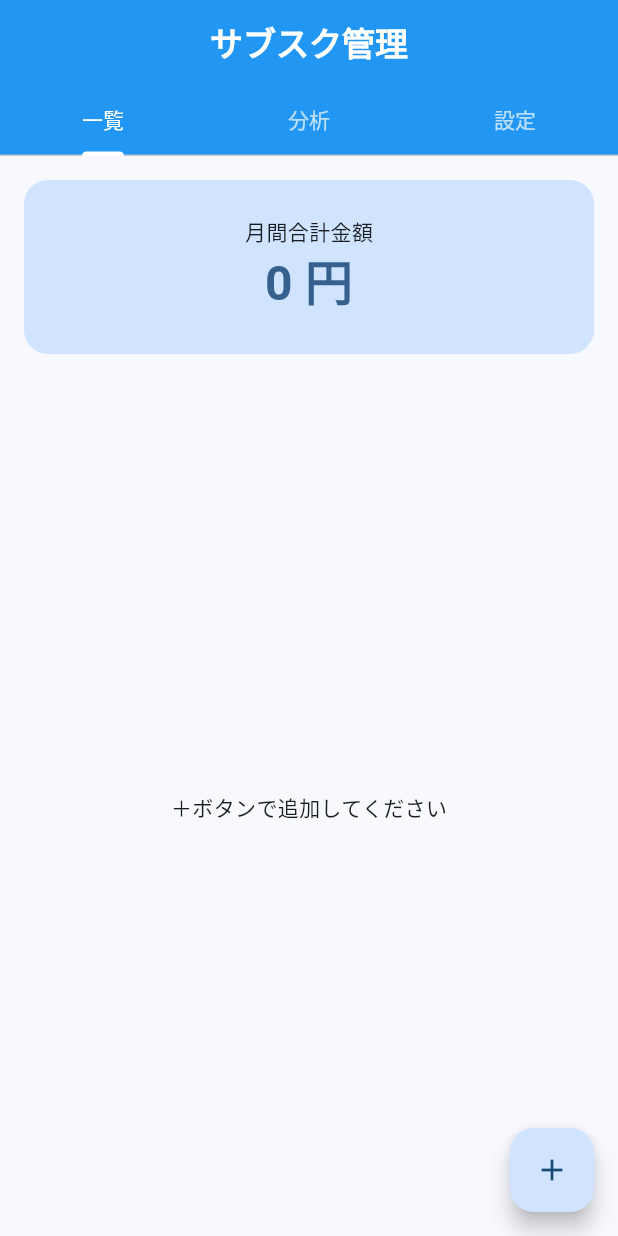
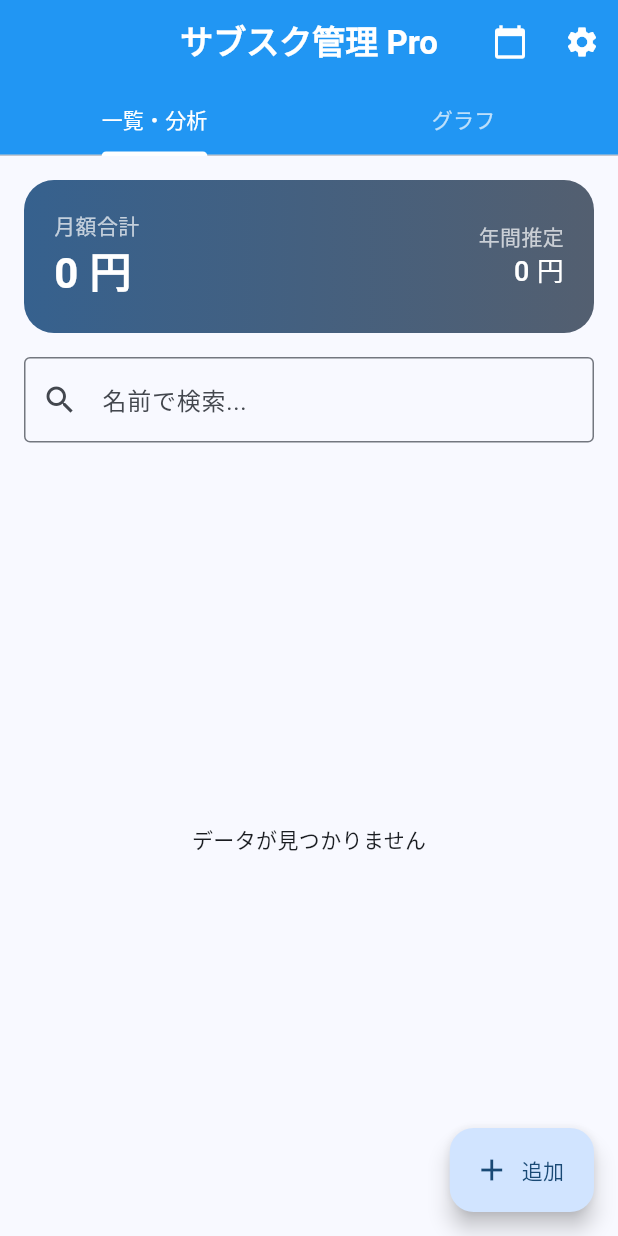
Before and after one commit to duck6522-hue/flutter_application_1, a Flutter app: the screen it shows after launch, on a phone screen of 412 x 824 dp. Run offline on Flutter 3.47's test engine with Material 3 defaults, Android fonts, the phone set to English and light mode, and no system bars; our stand-ins replace fl_chart, shared_preferences.

Commit message:
Pro version update with 21 colors

```diff
--- a/lib/home_screen.dart
+++ b/lib/home_screen.dart
@@ -14,19 +14,16 @@ class HomeScreen extends StatefulWidget {
 
 class _HomeScreenState extends State<HomeScreen> {
   List<Map<String, dynamic>> _subs = [];
+  String _searchQuery = '';
+  String _sortBy = 'date'; // 'date' or 'price'
   final _formatter = NumberFormat('#,###');
 
-  // ★修正ポイント1：カラーバリエーションを倍増（パステル含む）
   final List<Color> themeColors = [
-    Colors.blue, Colors.red, Colors.green, Colors.orange, Colors.purple, Colors.pink, Colors.teal, // 既存のビビッドカラー
-    // ここから新しいパステル系カラー
-    const Color(0xFF90CAF9), // パステルブルー
-    const Color(0xFFA5D6A7), // ミントグリーン
-    const Color(0xFFF48FB1), // パステルピンク
-    const Color(0xFFCE93D8), // ラベンダー
-    const Color(0xFFFFCC80), // パステルオレンジ
-    const Color(0xFFFFF59D), // クリームイエロー
-    const Color(0xFF80DEEA), // ベビーシアン
+    Colors.blue, Colors.red, Colors.green, Colors.orange, Colors.purple, Colors.pink, Colors.teal,
+    const Color(0xFF90CAF9), const Color(0xFFA5D6A7), const Color(0xFFF48FB1),
+    const Color(0xFFCE93D8), const Color(0xFFFFCC80), const Color(0xFFFFF59D), const Color(0xFF80DEEA),
+    const Color(0xFF000080), const Color(0xFF000000), const Color(0xFF1A237E),
+    const Color(0xFF0D47A1), const Color(0xFF004D40), const Color(0xFF37474F), const Color(0xFF212121),
   ];
 
   @override
@@ -35,6 +32,7 @@ class _HomeScreenState extends State<HomeScreen> {
     _loadData();
   }
 
+  // 残り日数の計算
   int _calculateDaysUntil(int payDay) {
     final now = DateTime.now();
     final today = DateTime(now.year, now.month, now.day);
@@ -43,15 +41,34 @@ class _HomeScreenState extends State<HomeScreen> {
     return nextPayDate.difference(today).inDays;
   }
 
+  // ジャンルに応じたアイコンを返す
+  IconData _getIcon(String genre) {
+    if (genre.contains('動画') || genre.contains('映画')) return Icons.movie;
+    if (genre.contains('音楽')) return Icons.music_note;
+    if (genre.contains('ゲーム')) return Icons.videogame_asset;
+    if (genre.contains('仕事') || genre.contains('ツール')) return Icons.build;
+    return Icons.subscriptions;
+  }
+
   Future<void> _loadData() async {
     final prefs = await SharedPreferences.getInstance();
     final String? subsJson = prefs.getString('subscription_list');
     if (subsJson != null) {
       setState(() {
         _subs = List<Map<String, dynamic>>.from(json.decode(subsJson));
-        _subs.sort((a, b) => _calculateDaysUntil(a['day'] ?? 1).compareTo(_calculateDaysUntil(b['day'] ?? 1)));
+        _sortList();
       });
     }
+  }
+
+  void _sortList() {
+    setState(() {
+      if (_sortBy == 'date') {
+        _subs.sort((a, b) => _calculateDaysUntil(a['day'] ?? 1).compareTo(_calculateDaysUntil(b['day'] ?? 1)));
+      } else {
+        _subs.sort((a, b) => (b['price'] as int).compareTo(a['price'] as int));
+      }
+    });
   }
 
   Future<void> _saveData() async {
@@ -64,100 +81,119 @@ class _HomeScreenState extends State<HomeScreen> {
   @override
   Widget build(BuildContext context) {
     bool isDark = Theme.of(context).brightness == Brightness.dark;
+    // 検索フィルタリング
+    final filteredSubs = _subs.where((sub) => sub['name'].toLowerCase().contains(_searchQuery.toLowerCase())).toList();
+
     return DefaultTabController(
-      length: 3,
+      length: 2,
       child: Scaffold(
         appBar: AppBar(
-          title: const Text('サブスク管理', style: TextStyle(fontWeight: FontWeight.bold)),
-          bottom: const TabBar(tabs: [Tab(text: '一覧'), Tab(text: '分析'), Tab(text: '設定')]),
+          title: const Text('サブスク管理 Pro', style: TextStyle(fontWeight: FontWeight.bold)),
+          actions: [
+            IconButton(
+              icon: Icon(_sortBy == 'date' ? Icons.calendar_today : Icons.currency_yen),
+              onPressed: () {
+                _sortBy = (_sortBy == 'date') ? 'price' : 'date';
+                _sortList();
+              },
+              tooltip: '並び替え切り替え',
+            ),
+            IconButton(icon: const Icon(Icons.settings), onPressed: () => _showSettings(isDark)),
+          ],
+          bottom: const TabBar(tabs: [Tab(text: '一覧・分析'), Tab(text: 'グラフ')]),
         ),
         body: TabBarView(
-          children: [_buildListView(), _buildGraphView(), _buildSettingsView(isDark)],
+          children: [
+            Column(
+              children: [
+                _buildSummaryHeader(),
+                Padding(
+                  padding: const EdgeInsets.symmetric(horizontal: 16),
+                  child: TextField(
+                    decoration: const InputDecoration(hintText: '名前で検索...', prefixIcon: Icon(Icons.search), border: OutlineInputBorder()),
+                    onChanged: (value) => setState(() => _searchQuery = value),
                   ),
-        floatingActionButton: FloatingActionButton(
+                ),
+                Expanded(child: _buildListView(filteredSubs)),
+              ],
+            ),
+            _buildGraphView(),
+          ],
+        ),
+        floatingActionButton: FloatingActionButton.extended(
           onPressed: () => _openAddScreen(),
-          child: const Icon(Icons.add),
+          label: const Text('追加'),
+          icon: const Icon(Icons.add),
         ),
       ),
     );
   }
 
-  Widget _buildListView() {
-    return Column(
+  Widget _buildSummaryHeader() {
+    return Container(
+      padding: const EdgeInsets.all(20),
+      margin: const EdgeInsets.all(16),
+      decoration: BoxDecoration(
+        gradient: LinearGradient(colors: [Theme.of(context).colorScheme.primary, Theme.of(context).colorScheme.secondary]),
+        borderRadius: BorderRadius.circular(20),
+      ),
+      child: Row(
+        mainAxisAlignment: MainAxisAlignment.spaceBetween,
         children: [
-        _buildTotalCard(),
-        Expanded(
-          child: _subs.isEmpty
-            ? const Center(child: Text('＋ボタンで追加してください'))
-            : ListView.builder(
-                itemCount: _subs.length,
+          Column(crossAxisAlignment: CrossAxisAlignment.start, children: [
+            const Text('月額合計', style: TextStyle(color: Colors.white70)),
+            Text('${_formatter.format(_totalPrice)} 円', style: const TextStyle(fontSize: 28, color: Colors.white, fontWeight: FontWeight.bold)),
+          ]),
+          Column(crossAxisAlignment: CrossAxisAlignment.end, children: [
+            const Text('年間推定', style: TextStyle(color: Colors.white70)),
+            Text('${_formatter.format(_totalPrice * 12)} 円', style: const TextStyle(fontSize: 18, color: Colors.white, fontWeight: FontWeight.w500)),
+          ]),
+        ],
+      ),
+    );
+  }
+
+  Widget _buildListView(List<Map<String, dynamic>> displayList) {
+    if (displayList.isEmpty) return const Center(child: Text('データが見つかりません'));
+    return ListView.builder(
+      itemCount: displayList.length,
       itemBuilder: (context, index) {
-                  final item = _subs[index];
+        final item = displayList[index];
         int diff = _calculateDaysUntil(item['day'] ?? 1);
         return Card(
-                    margin: const EdgeInsets.symmetric(horizontal: 16, vertical: 8),
+          margin: const EdgeInsets.symmetric(horizontal: 16, vertical: 6),
           child: ListTile(
-                      leading: CircleAvatar(child: Text(item['genre'].substring(0, 1))),
+            leading: Icon(_getIcon(item['genre']), color: Theme.of(context).colorScheme.primary),
             title: Text(item['name'], style: const TextStyle(fontWeight: FontWeight.bold)),
-                      // ★修正ポイント2：価格を下に移動し、右側にゴミ箱ボタンを設置
-                      subtitle: Text('毎月 ${item['day']}日（あと $diff日）\n${_formatter.format(item['price'])}円'),
-                      isThreeLine: true,
-                      trailing: IconButton(
-                        icon: const Icon(Icons.delete_outline),
-                        onPressed: () => _deleteSub(index), // ボタンを押したら削除確認へ
+            subtitle: Text('毎月 ${item['day']}日（あと $diff日）'),
+            trailing: Row(
+              mainAxisSize: MainAxisSize.min,
+              children: [
+                Text('${_formatter.format(item['price'])}円', style: const TextStyle(fontSize: 16, fontWeight: FontWeight.bold)),
+                const SizedBox(width: 8),
+                IconButton(icon: const Icon(Icons.delete_outline, color: Colors.redAccent), onPressed: () => _deleteSub(_subs.indexOf(item))),
+              ],
             ),
-                      onTap: () => _openAddScreen(index: index), // タップで編集
+            onTap: () => _openAddScreen(index: _subs.indexOf(item)),
           ),
         );
       },
-              ),
-        ),
-      ],
     );
   }
 
-  // 削除確認ダイアログ（前回の修正済みバージョン）
   void _deleteSub(int index) {
     showDialog(
       context: context,
       builder: (context) => AlertDialog(
         title: const Text('削除の確認'),
-        content: Text('「${_subs[index]['name']}」を削除してもよろしいですか？'),
+        content: Text('「${_subs[index]['name']}」を削除しますか？'),
         actions: [
-          TextButton(
-            onPressed: () => Navigator.pop(context),
-            child: const Text('キャンセル'),
-          ),
-          TextButton(
-            onPressed: () async {
-              setState(() {
-                _subs.removeAt(index);
-              });
+          TextButton(onPressed: () => Navigator.pop(context), child: const Text('キャンセル')),
+          TextButton(onPressed: () async {
+            setState(() => _subs.removeAt(index));
             await _saveData();
-              if (!mounted) return;
             Navigator.pop(context);
-            },
-            child: const Text('削除', style: TextStyle(color: Colors.red)),
-          ),
-        ],
-      ),
-    );
-  }
-
-  Widget _buildTotalCard() {
-    return Container(
-      width: double.infinity,
-      padding: const EdgeInsets.all(24),
-      margin: const EdgeInsets.all(16),
-      decoration: BoxDecoration(
-        color: Theme.of(context).colorScheme.primaryContainer,
-        borderRadius: BorderRadius.circular(16),
-      ),
-      child: Column(
-        children: [
-          const Text('月間合計金額'),
-          Text('${_formatter.format(_totalPrice)} 円',
-            style: TextStyle(fontSize: 32, fontWeight: FontWeight.bold, color: Theme.of(context).colorScheme.primary)),
+          }, child: const Text('削除', style: TextStyle(color: Colors.red))),
         ],
       ),
     );
@@ -165,64 +201,67 @@ class _HomeScreenState extends State<HomeScreen> {
 
   Widget _buildGraphView() {
     Map<String, int> totals = {};
-    for (var item in _subs) {
-      totals[item['genre']] = (totals[item['genre']] ?? 0) + (item['price'] as int);
-    }
+    for (var item in _subs) totals[item['genre']] = (totals[item['genre']] ?? 0) + (item['price'] as int);
     if (totals.isEmpty) return const Center(child: Text('データがありません'));
-    return Column(
-      children: [
-        const SizedBox(height: 30),
-        SizedBox(height: 250, child: PieChart(PieChartData(
+    return PieChart(PieChartData(
+      centerSpaceRadius: 50,
       sections: totals.entries.map((e) => PieChartSectionData(
-            // ★修正ポイント3：色数が増えたので、たくさんの色を使えるように調整
         color: themeColors[totals.keys.toList().indexOf(e.key) % themeColors.length],
         value: e.value.toDouble(),
         title: '${e.key}\n${e.value}円',
-            radius: 70,
-            titleStyle: const TextStyle(fontSize: 11, color: Colors.white, fontWeight: FontWeight.bold),
+        radius: 80,
+        titleStyle: const TextStyle(fontSize: 12, color: Colors.white, fontWeight: FontWeight.bold),
       )).toList(),
-        ))),
-      ],
-    );
+    ));
   }
 
-  Widget _buildSettingsView(bool isDark) {
-    return ListView(
-      padding: const EdgeInsets.all(24),
+  void _showSettings(bool isDark) {
+    showModalBottomSheet(
+      context: context,
+      builder: (context) => Container(
+        padding: const EdgeInsets.all(20),
+        child: Column(
+          mainAxisSize: MainAxisSize.min,
           children: [
             SwitchListTile(
               title: const Text('ダークモード'),
-          secondary: const Icon(Icons.dark_mode),
               value: isDark,
-          onChanged: (bool value) => MyApp.of(context)?.toggleDarkMode(value),
+              onChanged: (bool value) {
+                MyApp.of(context)?.toggleDarkMode(value);
+                Navigator.pop(context);
+              },
             ),
-        const Divider(height: 40),
-        const Text('テーマカラー', style: TextStyle(fontSize: 18, fontWeight: FontWeight.bold)),
-        const SizedBox(height: 20),
-        // ★修正ポイント4：色選択ボタンの表示も14色に対応
-        Wrap(
-          spacing: 15, runSpacing: 15,
+            const Divider(),
+            const Text('テーマカラーを選択'),
+            const SizedBox(height: 10),
+            SizedBox(
+              height: 120,
+              child: GridView.count(
+                crossAxisCount: 7,
                 children: themeColors.map((color) => GestureDetector(
-            onTap: () => MyApp.of(context)?.changeColor(color),
-            child: CircleAvatar(backgroundColor: color, radius: 25),
+                  onTap: () {
+                    MyApp.of(context)?.changeColor(color);
+                    Navigator.pop(context);
+                  },
+                  child: Padding(padding: const EdgeInsets.all(4), child: CircleAvatar(backgroundColor: color)),
                 )).toList(),
               ),
+            ),
           ],
+        ),
+      ),
     );
   }
 
   Future<void> _openAddScreen({int? index}) async {
-    final result = await Navigator.push(
-      context,
-      MaterialPageRoute(builder: (context) => AddScreen(editData: index != null ? _subs[index] : null))
-    );
+    final result = await Navigator.push(context, MaterialPageRoute(builder: (context) => AddScreen(editData: index != null ? _subs[index] : null)));
     if (result != null) {
       setState(() {
         if (index != null) _subs[index] = result;
         else _subs.add(result);
+        _sortList();
       });
       _saveData();
-      _loadData();
     }
   }
 }
```
Also changed, not shown: 3 other files. Lines whose indentation alone changed are shown as unchanged.
